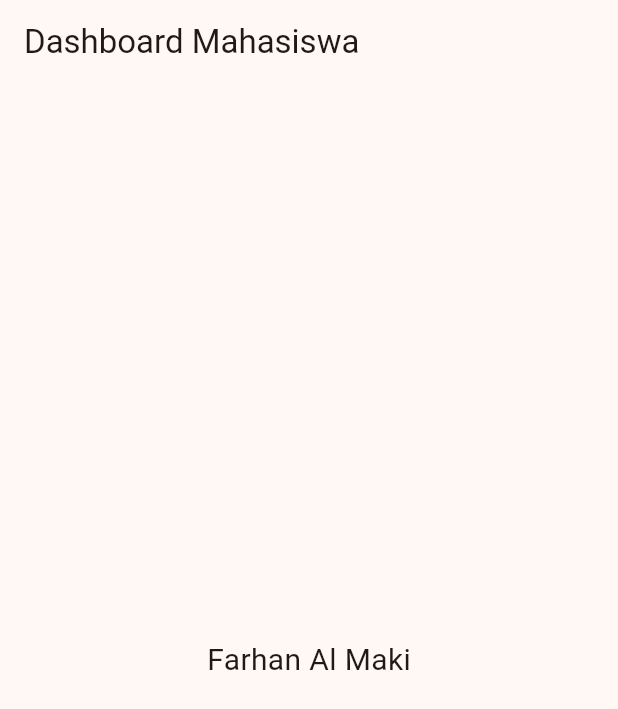
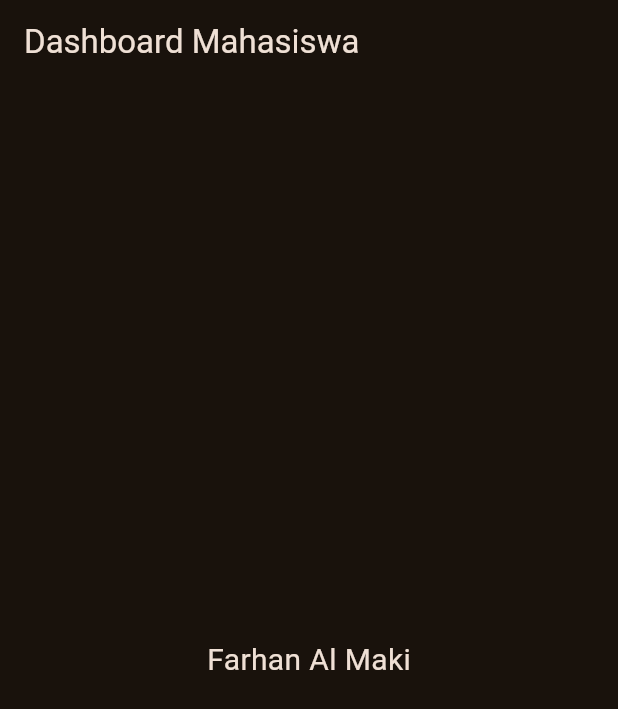
Before and after one commit to Farhan-Almaki/TugasPertemuan4_flutter, a Flutter app: the screen it shows after launch, on a phone screen of 412 x 824 dp. Shown: the top 709 px of the screen. Run offline on Flutter 3.47's test engine with Material 3 defaults, Android fonts, the phone set to English and light mode, and no system bars.

Commit message:
ngituin latihan 4 - tambahkan darkTheme dan set themeMode ke dark

```diff
--- a/lib/main.dart
+++ b/lib/main.dart
@@ -16,8 +16,14 @@ class MyApp extends StatelessWidget {
       theme: ThemeData(
         useMaterial3: true,
         // Latihan 2: Ubah seedColor itu ke Colors.orange
-        colorScheme: ColorScheme.fromSeed(seedColor: Colors.orange),
+        colorScheme: ColorScheme.fromSeed(seedColor: Colors.orange, brightness: Brightness.light),
       ),
+      // Latihan 4: Tambahkan darkTheme dan set themeMode ke dark
+      darkTheme: ThemeData(
+        useMaterial3: true,
+        colorScheme: ColorScheme.fromSeed(seedColor: Colors.orange, brightness: Brightness.dark)
+      ),
+      themeMode: ThemeMode.dark,
       home: Scaffold(
         appBar: AppBar(
           title: const Text('Dashboard Mahasiswa'),
```
